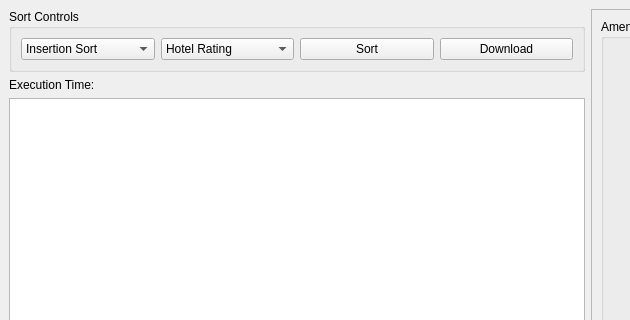
Above: untitled.ui from U88478/hotel_recomenddation before the change; both pictures show x 0 to 630 and y 0 to 320 of the 800 by 600 pixel window. Below: the same form after it.
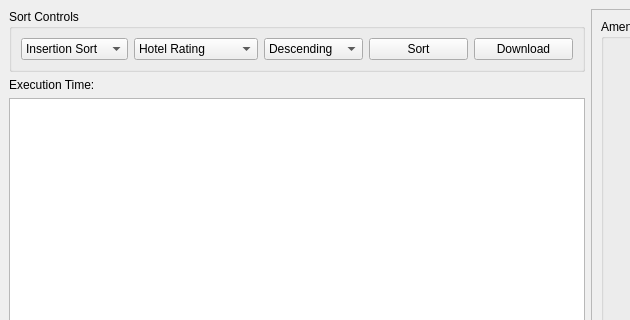
That is the form after the change.

Diff of the .ui file:
```diff
--- a/untitled.ui
+++ b/untitled.ui
@@ -66,6 +66,20 @@
                                             </item>
                                         </widget>
                                     </item>
+                                    <item>
+                                        <widget class="QComboBox" name="OrderBox">
+                                            <item>
+                                                <property name="text">
+                                                    <string>Descending</string>
+                                                </property>
+                                            </item>
+                                            <item>
+                                                <property name="text">
+                                                    <string>Ascending</string>
+                                                </property>
+                                            </item>
+                                        </widget>
+                                    </item>
                                     <item>
                                         <widget class="QPushButton" name="SortButton">
                                             <property name="text">
```
Left out of the diff: 8 changed lines with no effect on the pictures.
